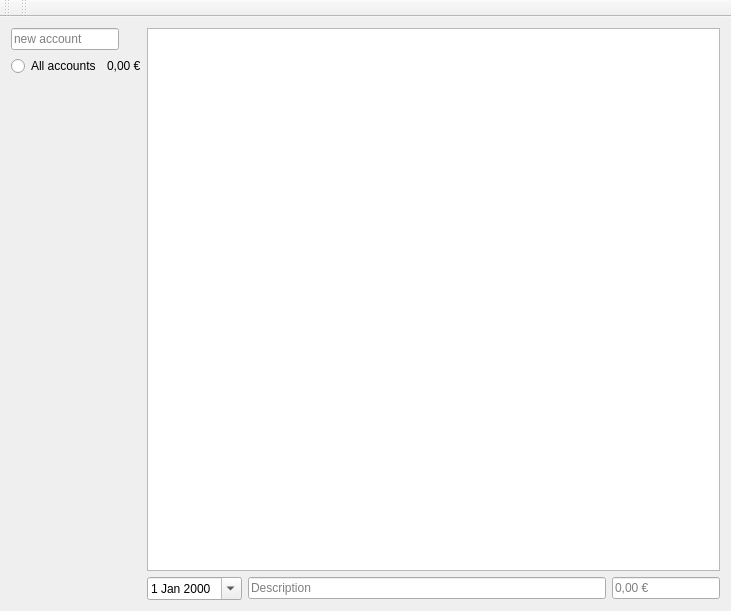
The window that src/mainwindow.ui (SomethingElese18878/myMoneyJournal) describes before a commit, drawn with Qt 5.
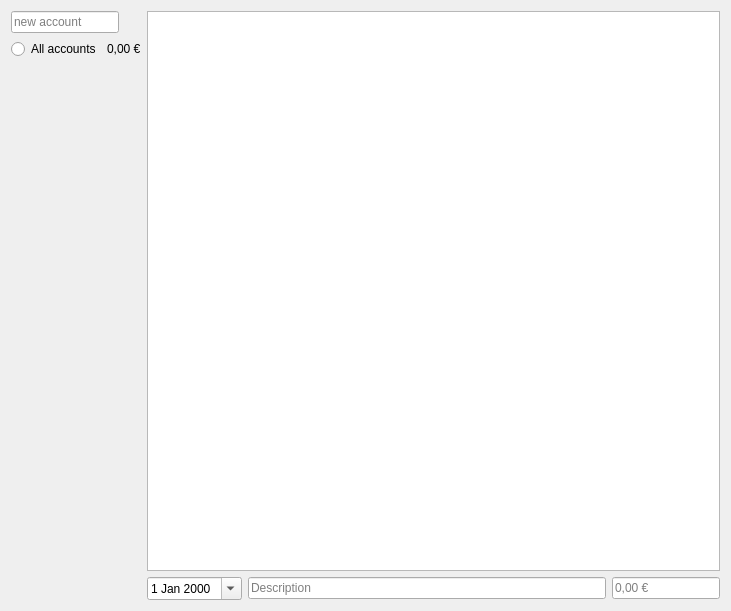
The same window after the commit.

Commit message: deleted toolbars from gui.

```diff
--- a/src/mainwindow.ui
+++ b/src/mainwindow.ui
@@ -130,25 +130,6 @@
     </rect>
    </property>
   </widget>
-  <widget class="QToolBar" name="mainToolBar">
-   <attribute name="toolBarArea">
-    <enum>TopToolBarArea</enum>
-   </attribute>
-   <attribute name="toolBarBreak">
-    <bool>false</bool>
-   </attribute>
-  </widget>
-  <widget class="QToolBar" name="toolBar">
-   <property name="windowTitle">
-    <string>toolBar</string>
-   </property>
-   <attribute name="toolBarArea">
-    <enum>TopToolBarArea</enum>
-   </attribute>
-   <attribute name="toolBarBreak">
-    <bool>false</bool>
-   </attribute>
-  </widget>
  </widget>
  <layoutdefault spacing="6" margin="11"/>
  <resources/>
```
